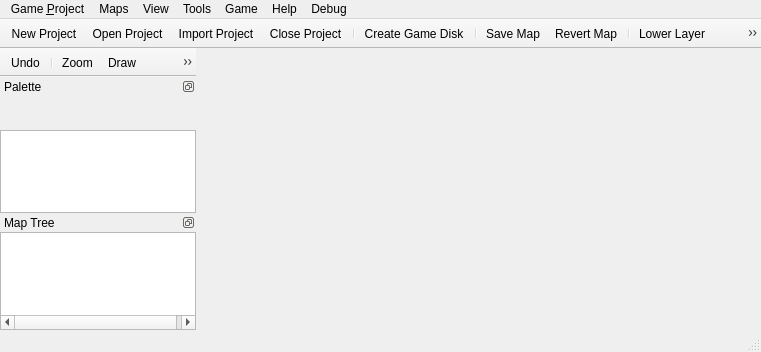
Above: src/mainwindow.ui from EasyRPG/Editor before the change. Below: the same form after it.
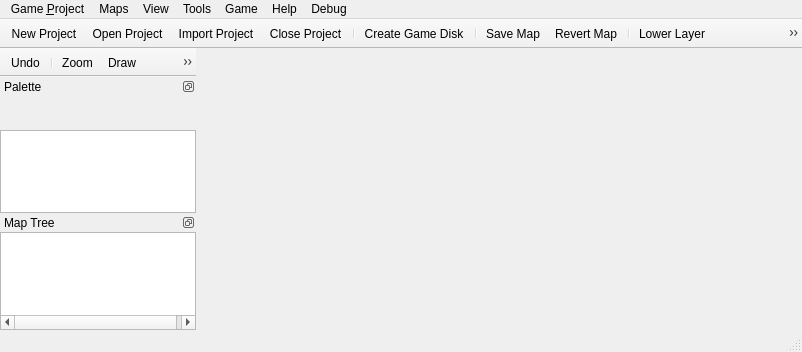
That is the form after the change. Icons and pictures are not drawn.

The edit to the form file:
```diff
--- a/src/mainwindow.ui
+++ b/src/mainwindow.ui
@@ -6,10 +6,16 @@
    <rect>
     <x>0</x>
     <y>0</y>
-    <width>761</width>
+    <width>802</width>
     <height>352</height>
    </rect>
   </property>
+  <property name="minimumSize">
+   <size>
+    <width>802</width>
+    <height>0</height>
+   </size>
+  </property>
   <property name="windowTitle">
    <string>EasyRPG Editor</string>
   </property>
@@ -39,7 +45,7 @@
     <rect>
      <x>0</x>
      <y>0</y>
-     <width>761</width>
+     <width>802</width>
      <height>21</height>
     </rect>
    </property>
@@ -162,18 +168,21 @@
    <addaction name="actionZoomOut"/>
    <addaction name="actionScale_1_1"/>
    <addaction name="separator"/>
+   <addaction name="actionPalete"/>
+   <addaction name="actionMap_Tree"/>
+   <addaction name="actionJukebox"/>
+   <addaction name="separator"/>
    <addaction name="actionData_Base"/>
    <addaction name="action_Script_Editor"/>
    <addaction name="actionResource_Manager"/>
-   <addaction name="actionJukebox"/>
    <addaction name="actionSearch"/>
    <addaction name="separator"/>
    <addaction name="action_Play_Test"/>
-   <addaction name="separator"/>
    <addaction name="action_Full_Screen"/>
    <addaction name="action_Title_Background"/>
    <addaction name="separator"/>
    <addaction name="actionContents"/>
+   <addaction name="separator"/>
   </widget>
   <widget class="QStatusBar" name="statusBar"/>
   <widget class="QDockWidget" name="dockPalete">
```
Left out of the diff: 54 changed lines with no effect on the pictures.
